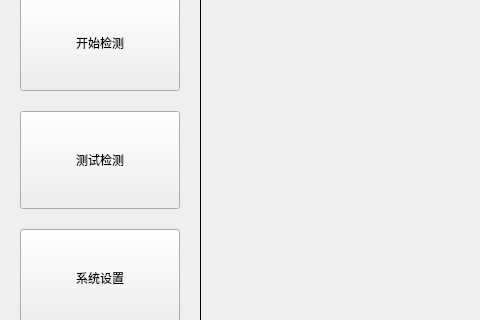
Before: the Qt Designer form Fabric_UI/HMI.ui in shuaih7/FabricUI, drawn with Qt 5; both pictures show x 0 to 480 and y 229 to 549 of the 1020 by 780 pixel window.
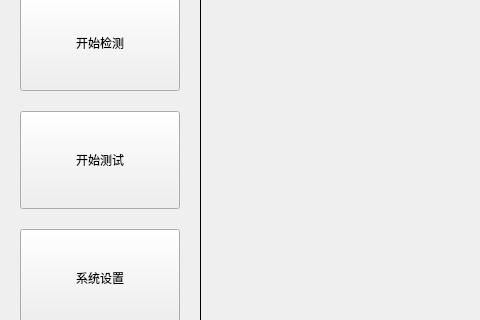
After: the same form once the commit is applied. Custom widgets are drawn as their Qt base class.

```diff
--- a/Fabric_UI/HMI.ui
+++ b/Fabric_UI/HMI.ui
@@ -78,7 +78,7 @@
            </sizepolicy>
           </property>
           <property name="text">
-           <string>测试检测</string>
+           <string>开始测试</string>
           </property>
          </widget>
         </item>
```
Left out of the diff: 2 changed lines with no effect on the pictures.
